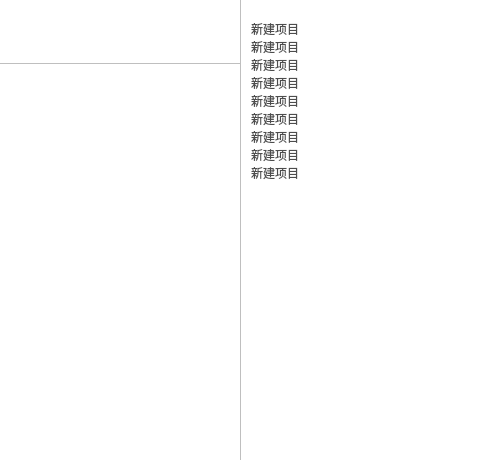
The window that src/views/markdowneditorwidget.ui (Gitnoter/Gitnoter) describes before a commit, drawn with Qt 5; both pictures show x 221 to 707 and y 0 to 460 of the 707 by 460 pixel window.
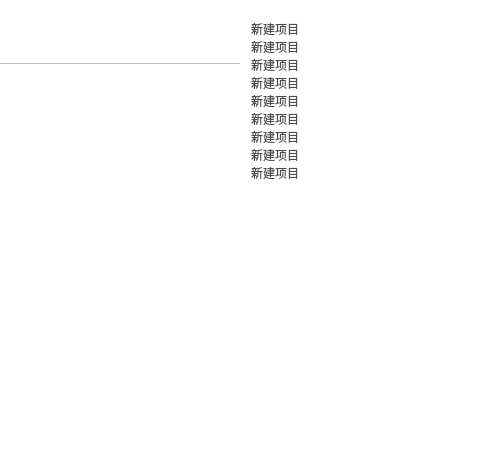
The same window after the commit. Icons and pictures are not drawn. Custom widgets are drawn as their Qt base class.

Commit message: update splitter style for windows and linux

What changed in the file:
```diff
--- a/src/views/markdowneditorwidget.ui
+++ b/src/views/markdowneditorwidget.ui
@@ -912,7 +912,7 @@
        </size>
       </property>
       <property name="styleSheet">
-       <string notr="true">#widget_navigationBar{border: none;border-left: 1px solid rgb(191, 191, 191);}</string>
+       <string notr="true"/>
       </property>
       <layout class="QVBoxLayout" name="verticalLayout">
        <property name="spacing">
```
The commit also changes 1 other file.
